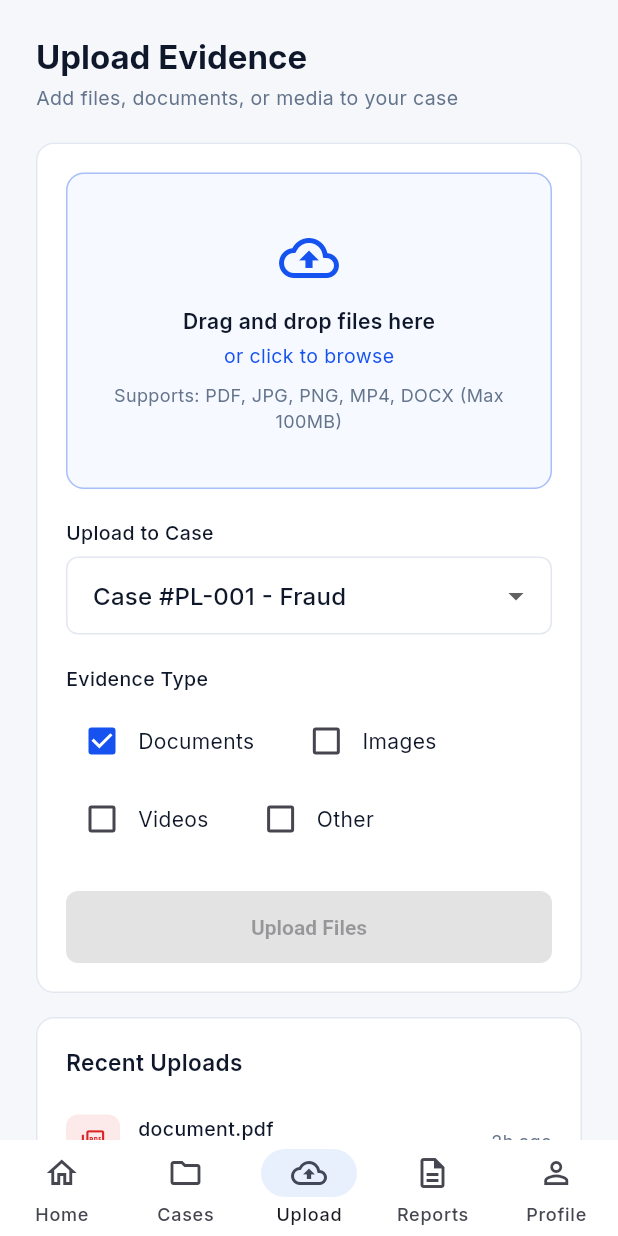
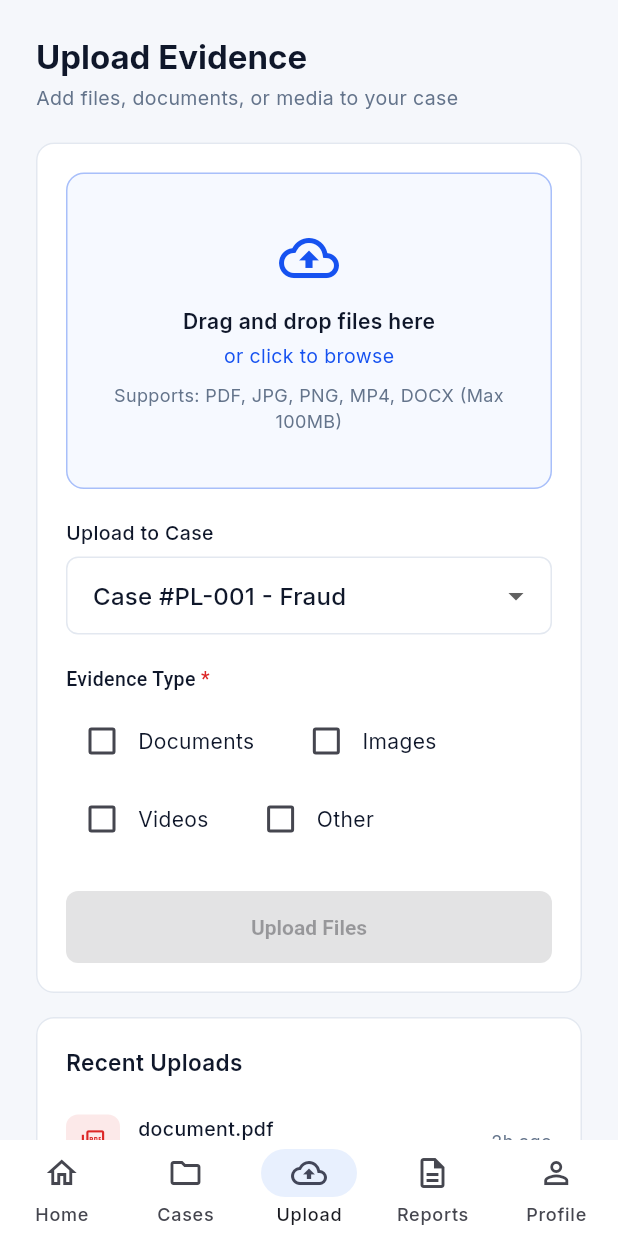
Before and after one commit to Veranzi/proofloop, a Flutter app: the EvidenceUploadScreen screen opened by its route, on a phone screen of 412 x 824 dp. Run offline on Flutter 3.47's test engine with Material 3 defaults, Android fonts, the phone set to English and light mode, and no system bars; our stand-ins replace file_picker, go_router, google_fonts; accounts and stored records are empty.

Commit message:
Make evidence type a required field
Evidence Type is marked required with an asterisk and no longer pre-selects Documents. Pressing Upload without a type shows an inline error under the checkboxes; picking files still ticks their type automatically, which clears the error.

```diff
--- a/frontend/lib/features/evidence/evidence_upload_screen.dart
+++ b/frontend/lib/features/evidence/evidence_upload_screen.dart
@@ -39,7 +39,9 @@ class EvidenceUploadScreen extends StatefulWidget {
 class _EvidenceUploadScreenState extends State<EvidenceUploadScreen> {
   final _files = <_PendingFile>[];
   late String _caseId;
-  final _types = <_EvidenceType>{_EvidenceType.documents};
+  // Required: nothing is pre-selected, the user (or the picked files) decide.
+  final _types = <_EvidenceType>{};
+  bool _showTypeError = false;
   bool _uploading = false;
 
   @override
@@ -51,6 +53,7 @@ class _EvidenceUploadScreenState extends State<EvidenceUploadScreen> {
 
   void _toggleType(_EvidenceType t) => setState(() {
         if (!_types.remove(t)) _types.add(t);
+        if (_types.isNotEmpty) _showTypeError = false;
       });
 
   /// Picking a file ticks its type, so mixed uploads are labelled for free.
@@ -80,7 +83,9 @@ class _EvidenceUploadScreenState extends State<EvidenceUploadScreen> {
       }
     }
     if (!mounted) return;
-    setState(() {});
+    setState(() {
+      if (_types.isNotEmpty) _showTypeError = false;
+    });
     if (rejected.isNotEmpty) {
       ScaffoldMessenger.of(context).showSnackBar(SnackBar(
         content: Text('Over 100 MB, not added: ${rejected.join(', ')}'),
@@ -89,6 +94,10 @@ class _EvidenceUploadScreenState extends State<EvidenceUploadScreen> {
   }
 
   Future<void> _upload() async {
+    if (_types.isEmpty) {
+      setState(() => _showTypeError = true);
+      return;
+    }
     setState(() => _uploading = true);
     for (final f in _files.where((f) => !f.done)) {
       // Simulated transfer; replace with the signed-URL PUT.
@@ -151,8 +160,16 @@ class _EvidenceUploadScreenState extends State<EvidenceUploadScreen> {
             onChanged: _uploading ? null : (v) => setState(() => _caseId = v!),
           ),
           const SizedBox(height: 20),
-          const Text('Evidence Type',
-              style: TextStyle(fontSize: 13, fontWeight: FontWeight.w500)),
+          const Text.rich(
+            TextSpan(
+              text: 'Evidence Type ',
+              style: TextStyle(fontSize: 13, fontWeight: FontWeight.w500),
+              children: [
+                TextSpan(text: '*', style: TextStyle(color: AppColors.danger)),
+              ],
+            ),
+            semanticsLabel: 'Evidence Type, required',
+          ),
           const SizedBox(height: 8),
           // Several types can be ticked, since one upload may mix them.
           Wrap(
@@ -184,7 +201,7 @@ class _EvidenceUploadScreenState extends State<EvidenceUploadScreen> {
                 ),
             ],
           ),
-          if (_types.isEmpty)
+          if (_showTypeError)
             const Padding(
               padding: EdgeInsets.only(top: 4),
               child: Text('Select at least one evidence type',
@@ -193,7 +210,7 @@ class _EvidenceUploadScreenState extends State<EvidenceUploadScreen> {
           const SizedBox(height: 24),
           FilledButton(
             onPressed:
-                _files.isEmpty || _types.isEmpty || _uploading ? null : _upload,
+                _files.isEmpty || _uploading ? null : _upload,
             child: Text(_uploading
                 ? 'Uploading…'
                 : _files.isEmpty
```
